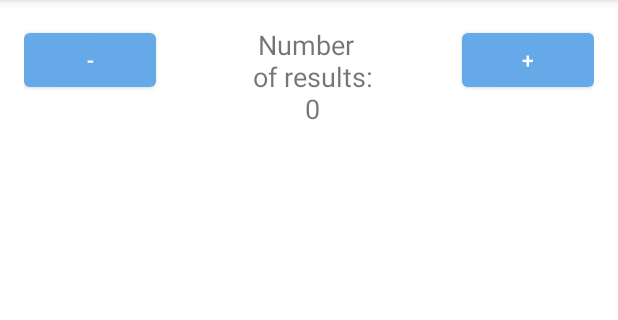
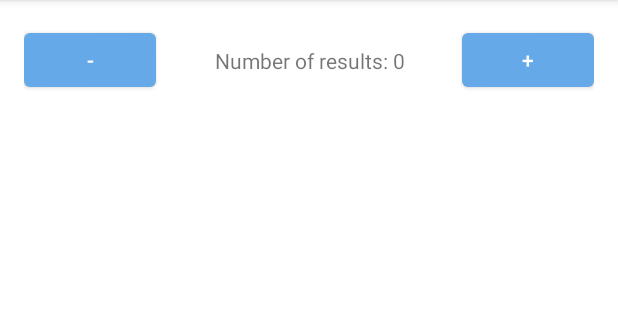
Before and after one commit to Tati1909/Mockito, an Android app: the DetailsActivity screen opened directly, with no data from a screen before it, on a phone screen of 412 x 824 dp, the part 84-404 px from its top. Run offline under Robolectric (Android 15) with nearby library versions, the phone set to English and light mode, and no system bars.

Commit message:
Небольшой рефакторинг

```diff
--- a/app/build.gradle
+++ b/app/build.gradle
@@ -47,7 +47,7 @@ dependencies {
     implementation 'com.squareup.retrofit2:retrofit:2.9.0'
     implementation 'com.squareup.retrofit2:converter-gson:2.9.0'
 
-    testImplementation "org.mockito:mockito-core:2.19.0"
+    testImplementation "org.mockito:mockito-core:3.12.4"
     testImplementation 'org.mockito:mockito-inline:2.8.9'
     testImplementation('com.nhaarman:mockito-kotlin:1.5.0') {
         exclude group: 'org.jetbrains.kotlin'
--- a/app/src/main/AndroidManifest.xml
+++ b/app/src/main/AndroidManifest.xml
@@ -12,7 +12,7 @@
         android:supportsRtl="true"
         android:theme="@style/Theme.Mockito">
         <activity
-            android:name=".view.search.MainActivity"
+            android:name="com.example.mockito.tests_search.MainActivity"
             android:exported="true">
             <intent-filter>
                 <action android:name="android.intent.action.MAIN" />
@@ -21,7 +21,7 @@
             </intent-filter>
         </activity>
 
-        <activity android:name=".view.details.DetailsActivity" />
+        <activity android:name="com.example.mockito.tests_details.DetailsActivity" />
 
     </application>
 
--- a/app/src/main/java/com/example/mockito/presenter/PresenterContract.kt
+++ b/app/src/main/java/com/example/mockito/presenter/PresenterContract.kt
@@ -1,6 +1,14 @@
 package com.example.mockito.presenter
 
+import com.example.mockito.view.ViewContract
+
 /**
- * общий для всех экранов интерфейс контракта presenter
+ * Общий для всех экранов интерфейс с функциями onAttach() и onDetach()
+ * Помним, что когда тело функции пустое, то можем эту функцию далее не переопределять
  */
-internal interface PresenterContract {}
+internal interface PresenterContract {
+
+    fun onAttach(view: ViewContract) {}
+
+    fun onDetach() {}
+}
--- a/app/src/main/java/com/example/mockito/view/details/DetailsActivity.kt
+++ b/app/src/main/java/com/example/mockito/tests_details/DetailsActivity.kt
@@ -1,12 +1,10 @@
-package com.example.mockito.view.details
+package com.example.mockito.tests_details
 
 import android.content.Context
 import android.content.Intent
 import android.os.Bundle
 import androidx.appcompat.app.AppCompatActivity
 import com.example.mockito.R
-import com.example.mockito.presenter.details.DetailsPresenter
-import com.example.mockito.presenter.details.PresenterDetailsContract
 import kotlinx.android.synthetic.main.activity_details.decrementButton
 import kotlinx.android.synthetic.main.activity_details.incrementButton
 import kotlinx.android.synthetic.main.activity_details.totalCountTextView
--- a/app/src/main/java/com/example/mockito/presenter/details/PresenterDetailsContract.kt
+++ b/app/src/main/java/com/example/mockito/tests_details/PresenterDetailsContract.kt
@@ -1,4 +1,4 @@
-package com.example.mockito.presenter.details
+package com.example.mockito.tests_details
 
 import com.example.mockito.presenter.PresenterContract
 
--- a/app/src/main/java/com/example/mockito/view/details/ViewDetailsContract.kt
+++ b/app/src/main/java/com/example/mockito/tests_details/ViewDetailsContract.kt
@@ -1,4 +1,4 @@
-package com.example.mockito.view.details
+package com.example.mockito.tests_details
 
 import com.example.mockito.view.ViewContract
 
--- a/app/src/main/java/com/example/mockito/presenter/search/PresenterSearchContract.kt
+++ b/app/src/main/java/com/example/mockito/tests_search/PresenterSearchContract.kt
@@ -1,4 +1,4 @@
-package com.example.mockito.presenter.search
+package com.example.mockito.tests_search
 
 import com.example.mockito.presenter.PresenterContract
 
--- a/app/src/main/java/com/example/mockito/view/search/ViewSearchContract.kt
+++ b/app/src/main/java/com/example/mockito/tests_search/ViewSearchContract.kt
@@ -1,4 +1,4 @@
-package com.example.mockito.view.search
+package com.example.mockito.tests_search
 
 import com.example.mockito.model.SearchResult
 import com.example.mockito.view.ViewContract
--- a/app/src/main/res/layout/activity_details.xml
+++ b/app/src/main/res/layout/activity_details.xml
@@ -16,14 +16,11 @@
 
     <TextView
         android:id="@+id/totalCountTextView"
-        android:layout_width="wrap_content"
+        android:layout_width="match_parent"
         android:layout_height="wrap_content"
-        android:layout_marginTop="22dp"
         android:gravity="center_horizontal"
         android:text="@string/results_count"
-        android:textSize="18sp"
         app:layout_constraintBottom_toBottomOf="@+id/decrementButton"
-        app:layout_constraintEnd_toStartOf="@+id/incrementButton"
         app:layout_constraintStart_toEndOf="@+id/decrementButton"
         app:layout_constraintTop_toTopOf="@+id/decrementButton"
         tools:text="Number of results: 100" />
--- a/app/src/main/res/values/strings.xml
+++ b/app/src/main/res/values/strings.xml
@@ -3,7 +3,7 @@
     <string name="repo_full_name">repo full name</string>
     <string name="search_hint">Enter keyword e.g. android</string>
     <string name="enter_search_word">Enter search word</string>
-    <string name="results_count">Number \n of results:\n %d</string>
+    <string name="results_count">Number of results: %d</string>
     <string name="undefined_error">Undefined error</string>
     <string name="decrement_text">-</string>
     <string name="increment_text">+</string>
```
Also changed, not shown: app/src/main/java/com/example/mockito/tests_details/DetailsPresenter.kt (renamed from app/src/main/java/com/example/mockito/presenter/details/DetailsPresenter.kt, +11 -2 lines), app/src/main/java/com/example/mockito/tests_search/MainActivity.kt (renamed from app/src/main/java/com/example/mockito/view/search/MainActivity.kt, +15 -7 lines), app/src/main/java/com/example/mockito/tests_search/SearchPresenter.kt (renamed from app/src/main/java/com/example/mockito/presenter/search/SearchPresenter.kt, +16 -2 lines), app/src/main/java/com/example/mockito/tests_search/SearchResultAdapter.kt (renamed from app/src/main/java/com/example/mockito/view/search/SearchResultAdapter.kt, +8 -15 lines), 3 other files.
